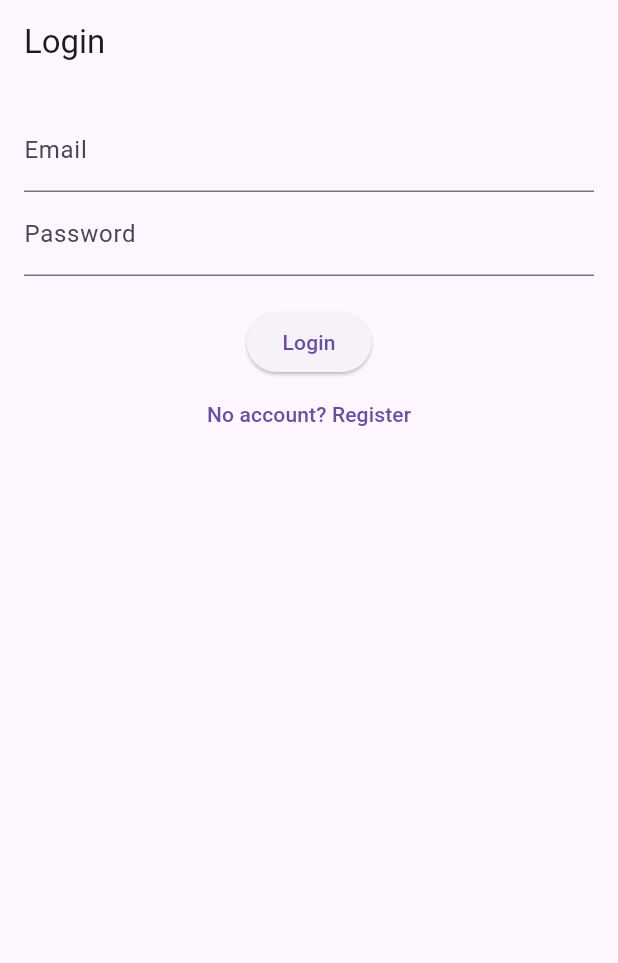
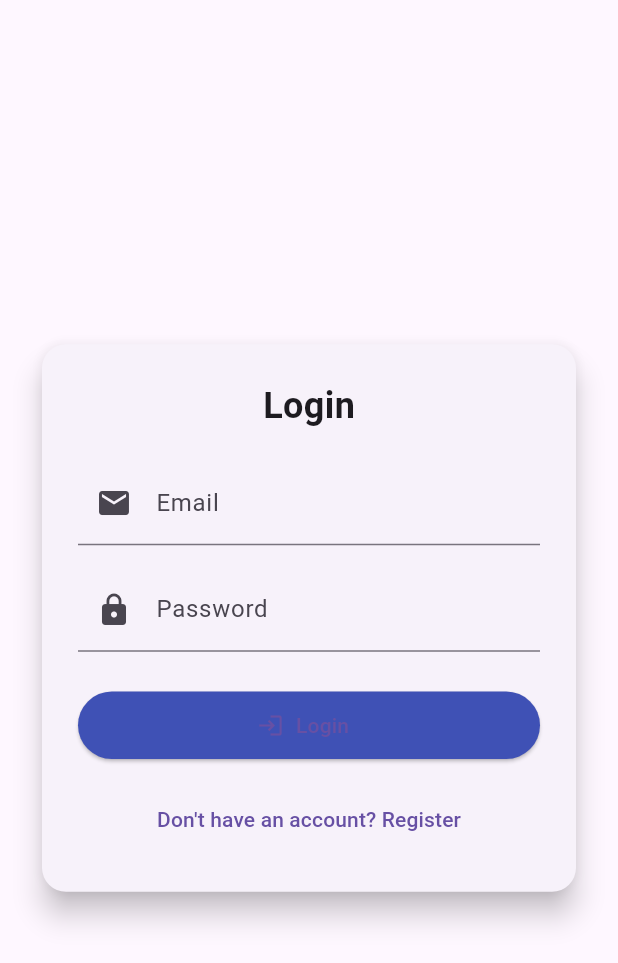
Before and after one commit to Trtheo/Student-Mobile-App, a Flutter app: the LoginScreen screen opened directly, after a tap on "Login", on a phone screen of 412 x 824 dp. Shown: the top 963 px of the screen. Run offline on Flutter 3.47's test engine with Material 3 defaults, Android fonts, the light colour scheme and no system bars; our stand-ins replace shared_preferences, sqflite; accounts and stored records are empty; network calls fail.

Commit message:
changes in login screen

```diff
--- a/lib/screens/login_screen.dart
+++ b/lib/screens/login_screen.dart
@@ -1,12 +1,12 @@
-// lib/screens/login_screen.dart
 import 'package:flutter/material.dart';
 import '../services/auth_api.dart';
 import '../utils/session_manager.dart';
-import 'home_screen.dart';
 import 'register_screen.dart';
+import 'main_screen.dart';
 
 class LoginScreen extends StatefulWidget {
   const LoginScreen({super.key});
+
   @override
   State<LoginScreen> createState() => _LoginScreenState();
 }
@@ -22,7 +22,7 @@ class _LoginScreenState extends State<LoginScreen> {
       await SessionManager.saveSession(res['token'], emailController.text);
       Navigator.pushReplacement(
         context,
-        MaterialPageRoute(builder: (_) => const HomeScreen()),
+        MaterialPageRoute(builder: (_) => const MainScreen()),
       );
     } else {
       setState(() {
@@ -34,21 +34,62 @@ class _LoginScreenState extends State<LoginScreen> {
   @override
   Widget build(BuildContext context) {
     return Scaffold(
-      appBar: AppBar(title: const Text("Login")),
-      body: Padding(
-        padding: const EdgeInsets.all(16),
+      backgroundColor: Theme.of(context).scaffoldBackgroundColor,
+      body: Center(
+        child: SingleChildScrollView(
+          padding: const EdgeInsets.symmetric(horizontal: 24),
+          child: Card(
+            elevation: 8,
+            shape: RoundedRectangleBorder(borderRadius: BorderRadius.circular(16)),
+            child: Padding(
+              padding: const EdgeInsets.all(24),
               child: Column(
                 children: [
-            if (error.isNotEmpty) Text(error, style: const TextStyle(color: Colors.red)),
-            TextField(controller: emailController, decoration: const InputDecoration(labelText: "Email")),
-            TextField(controller: passwordController, obscureText: true, decoration: const InputDecoration(labelText: "Password")),
+                  const Text(
+                    "Login",
+                    style: TextStyle(fontSize: 24, fontWeight: FontWeight.bold),
+                  ),
                   const SizedBox(height: 20),
-            ElevatedButton(onPressed: handleLogin, child: const Text("Login")),
+                  if (error.isNotEmpty)
+                    Text(error, style: const TextStyle(color: Colors.red)),
+                  TextField(
+                    controller: emailController,
+                    decoration: const InputDecoration(
+                      labelText: "Email",
+                      prefixIcon: Icon(Icons.email),
+                    ),
+                  ),
+                  const SizedBox(height: 15),
+                  TextField(
+                    controller: passwordController,
+                    obscureText: true,
+                    decoration: const InputDecoration(
+                      labelText: "Password",
+                      prefixIcon: Icon(Icons.lock),
+                    ),
+                  ),
+                  const SizedBox(height: 25),
+                  ElevatedButton.icon(
+                    onPressed: handleLogin,
+                    icon: const Icon(Icons.login),
+                    label: const Text("Login"),
+                    style: ElevatedButton.styleFrom(
+                      minimumSize: const Size.fromHeight(45),
+                      backgroundColor: Colors.indigo,
+                    ),
+                  ),
+                  const SizedBox(height: 15),
                   TextButton(
-              onPressed: () => Navigator.push(context, MaterialPageRoute(builder: (_) => const RegisterScreen())),
-              child: const Text("No account? Register"),
+                    onPressed: () => Navigator.push(
+                      context,
+                      MaterialPageRoute(builder: (_) => const RegisterScreen()),
+                    ),
+                    child: const Text("Don't have an account? Register"),
                   )
                 ],
+              ),
+            ),
+          ),
         ),
       ),
     );
```
Lines whose indentation alone changed are shown as unchanged.
